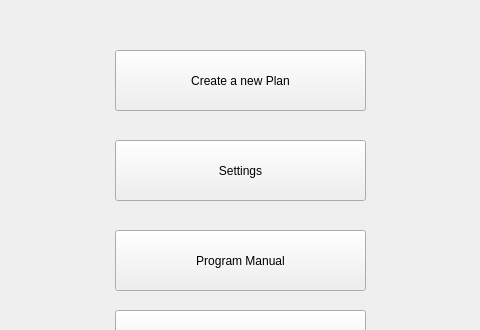
The window that qtfolder/MealPlanner/mainwindow.ui (NoorA0/MealPlanner) describes before a commit, drawn with Qt 5; both pictures show x 165 to 645 and y 0 to 330 of the 800 by 600 pixel window.
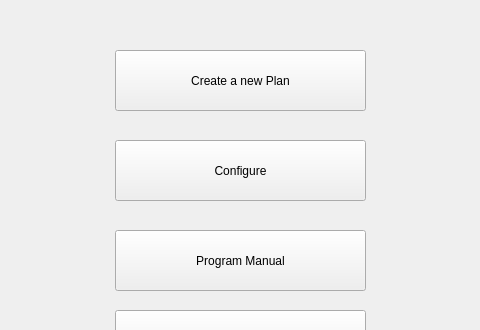
The same window after the commit.

Commit message: renamed settings button to configure

The edit to the form file:
```diff
--- a/qtfolder/MealPlanner/mainwindow.ui
+++ b/qtfolder/MealPlanner/mainwindow.ui
@@ -37,7 +37,7 @@
      </rect>
     </property>
     <property name="text">
-     <string>Settings</string>
+     <string>Configure</string>
     </property>
    </widget>
    <widget class="QPushButton" name="manualButton">
```
